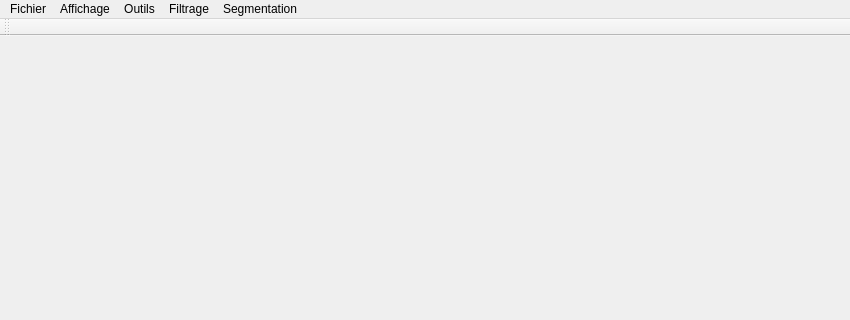
jdd-ascencio/TCIMAG, file mainwindow.ui: the form before one commit; both pictures show x 0 to 850 and y 0 to 320 of the 850 by 650 pixel window.
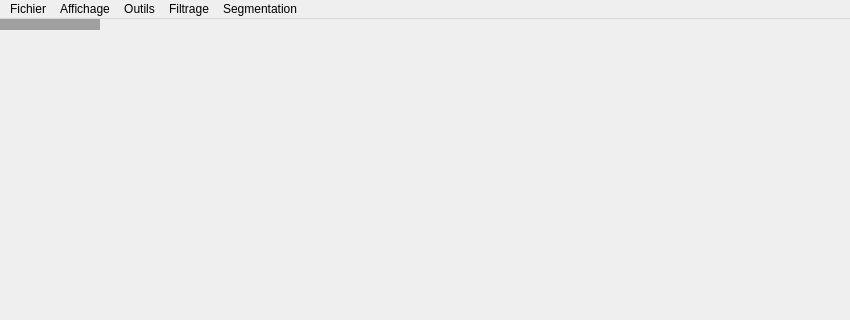
The form after the commit.

Commit message: Removed unused toolbar

What changed in the file:
```diff
--- a/mainwindow.ui
+++ b/mainwindow.ui
@@ -226,14 +226,6 @@
    <addaction name="menuSegmentation"/>
   </widget>
   <widget class="QStatusBar" name="statusBar"/>
-  <widget class="QToolBar" name="mainToolBar">
-   <attribute name="toolBarArea">
-    <enum>TopToolBarArea</enum>
-   </attribute>
-   <attribute name="toolBarBreak">
-    <bool>false</bool>
-   </attribute>
-  </widget>
   <action name="actionQuitter">
    <property name="text">
     <string>Quitter</string>
```
Left out of the diff: 8 changed lines with no effect on the pictures.
